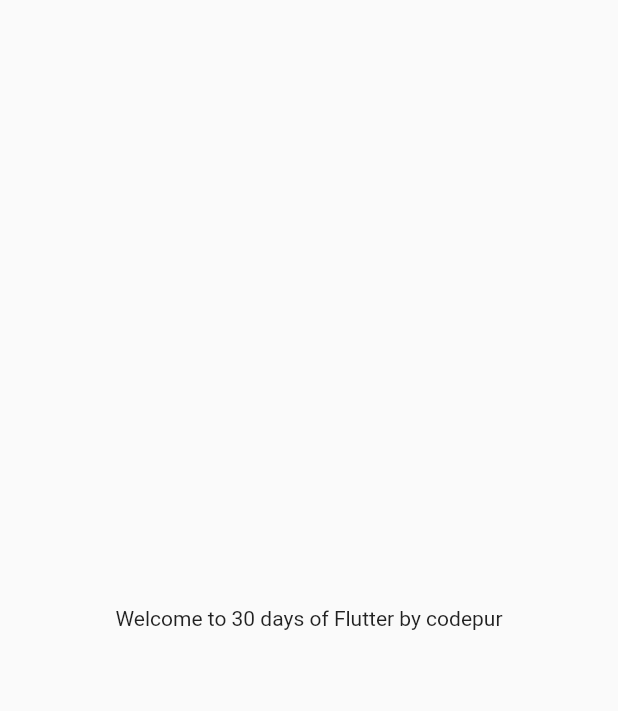
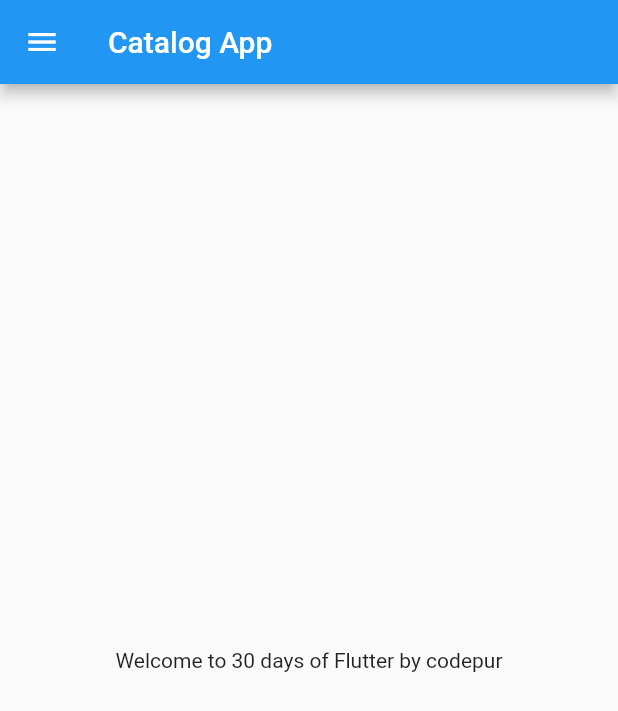
Before and after one commit to SakshamSahu/LearningFlutterCodepur, a Flutter app: the screen it shows after launch, on a phone screen of 412 x 824 dp. Shown: the top 711 px of the screen. Run offline on Flutter 3.47's test engine with Material 2 defaults, Android fonts, the phone set to English and light mode, and no system bars.

Commit message:
Day 2 completed

```diff
--- /dev/null
+++ b/lib/home_page.dart
@@ -0,0 +1,23 @@
+import 'package:flutter/material.dart';
+
+class HomePage extends StatelessWidget {
+  const HomePage({super.key});
+
+  final int days = 30;
+  final String name = "codepur";
+
+  @override
+  Widget build(BuildContext context) {
+    return Scaffold(
+      appBar: AppBar(
+        title: Text("Catalog App"),
+      ),
+      body: Center(
+        child: Container(
+          child: Text("Welcome to $days days of Flutter by $name"),
+        ),
+      ),
+      drawer: Drawer(),
+    );
+  }
+}
--- a/lib/main.dart
+++ b/lib/main.dart
@@ -1,4 +1,5 @@
 import 'package:flutter/material.dart';
+import 'package:flutter_catalog/home_page.dart';
 
 void main() {
   runApp(MyApp());
@@ -10,13 +11,8 @@ class MyApp extends StatelessWidget {
   @override
   Widget build(BuildContext context) {
     return MaterialApp(
-      home: Material(
-        child: Center(
-          child: Container(
-            child: Text("Welcome to 30 days of Flutter by codepur"),
-          ),
-        ),
-      ),
+      debugShowCheckedModeBanner: false,
+      home: HomePage(),
     );
   }
 }
```
